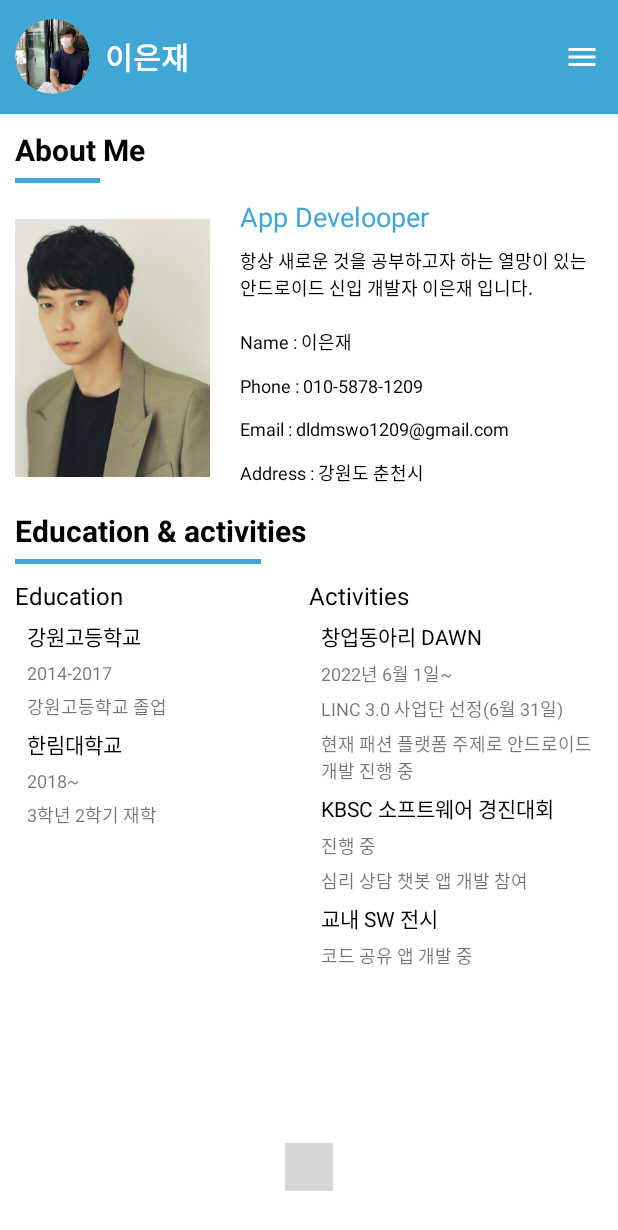
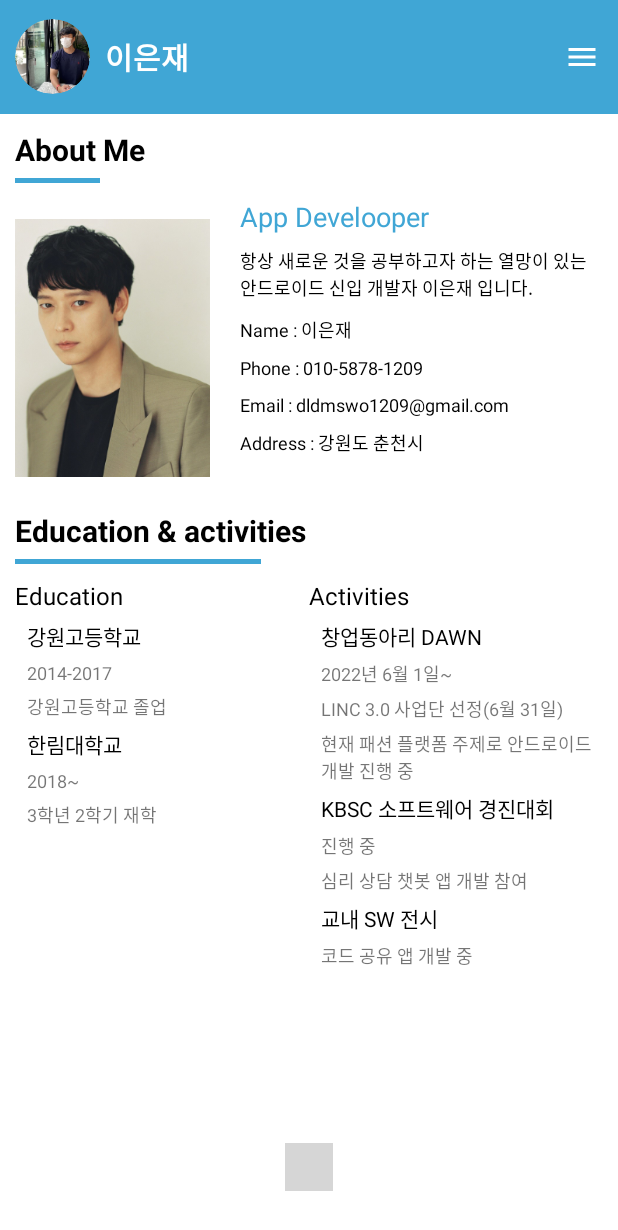
Before and after one commit to EJLee1209/smart-portfolio, an Android app: the HomeFragment screen opened directly, with no data from a screen before it, on a phone screen of 412 x 824 dp. Shown: the top 1230 px of the screen. Run offline under Robolectric (Android 15) with nearby library versions, the phone set to English and light mode, and no system bars; our stand-ins replace CircleImageView, Room's generated code; plain views replace PageIndicatorView; pictures from the network do not load; 3 statements that could not run were skipped; grey boxes are pictures that could not be loaded.

Commit message:
레이아웃 수정

```diff
--- a/app/src/main/java/com/dldmswo1209/portfolio/IntroActivity.kt
+++ b/app/src/main/java/com/dldmswo1209/portfolio/IntroActivity.kt
@@ -30,7 +30,6 @@ class IntroActivity : AppCompatActivity() {
             startActivity(Intent(this, SplashActivity::class.java))
             finish()
         }
-
         viewModel.getAllUser()
 
         viewModel.allUser.observe(this, Observer {
@@ -49,8 +48,6 @@ class IntroActivity : AppCompatActivity() {
                     binding.addressTextView.text = "Address : ${userEntity.address}"
                 }
             }
-
-
         })
 
     }
--- a/app/src/main/res/layout/fragment_home.xml
+++ b/app/src/main/res/layout/fragment_home.xml
@@ -77,7 +77,7 @@
                     android:text="Name : 이 은 재"
                     android:textSize="12sp"
                     android:textColor="@color/black"
-                    android:layout_marginTop="18dp"/>
+                    android:layout_marginTop="10dp"/>
                 <TextView
                     android:id="@+id/phoneTextView"
                     android:layout_width="match_parent"
@@ -85,7 +85,7 @@
                     android:text="Phone : 010-5878-1209"
                     android:textSize="12sp"
                     android:textColor="@color/black"
-                    android:layout_marginTop="12dp"/>
+                    android:layout_marginTop="8dp"/>
                 <TextView
                     android:id="@+id/emailTextView"
                     android:layout_width="match_parent"
@@ -93,7 +93,7 @@
                     android:text="email : dldmswo1209@gmail.com"
                     android:textSize="12sp"
                     android:textColor="@color/black"
-                    android:layout_marginTop="12dp"/>
+                    android:layout_marginTop="8dp"/>
                 <TextView
                     android:id="@+id/addressTextView"
                     android:layout_width="match_parent"
@@ -101,7 +101,7 @@
                     android:text="Address : 강원도 춘천시"
                     android:textSize="12sp"
                     android:textColor="@color/black"
-                    android:layout_marginTop="12dp"/>
+                    android:layout_marginTop="8dp"/>
 
             </androidx.appcompat.widget.LinearLayoutCompat>
 
--- a/app/src/main/res/menu/drawer_menu.xml
+++ b/app/src/main/res/menu/drawer_menu.xml
@@ -7,9 +7,6 @@
         <item
             android:id="@+id/myPage"
             android:title="마이페이지"/>
-        <item
-            android:id="@+id/myPortfolio"
-            android:title="포트폴리오 관리"/>
 
     </group>
 
```
Also changed, not shown: app/src/main/res/layout/activity_intro.xml (+4 -4 lines).
